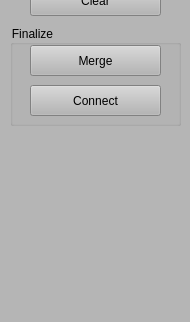
Above: ExRoadDesigner/ControlWidget.ui from gnishida/ExRoadDesigner before the change; both pictures show x 0 to 190 and y 655 to 977 of the 190 by 977 pixel window. Below: the same form after it.
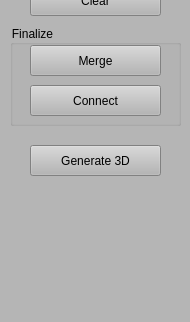
That is the form after the change.

```diff
--- a/ExRoadDesigner/ControlWidget.ui
+++ b/ExRoadDesigner/ControlWidget.ui
@@ -386,6 +386,19 @@
           <string>Clear</string>
         </property>
       </widget>
+   <widget class="QPushButton" name="pushButtonGenerate3D">
+    <property name="geometry">
+     <rect>
+      <x>30</x>
+      <y>800</y>
+      <width>131</width>
+      <height>31</height>
+     </rect>
+    </property>
+    <property name="text">
+     <string>Generate 3D</string>
+    </property>
+   </widget>
     </widget>
   </widget>
   <resources/>
```
Lines whose indentation alone changed are shown as unchanged.
